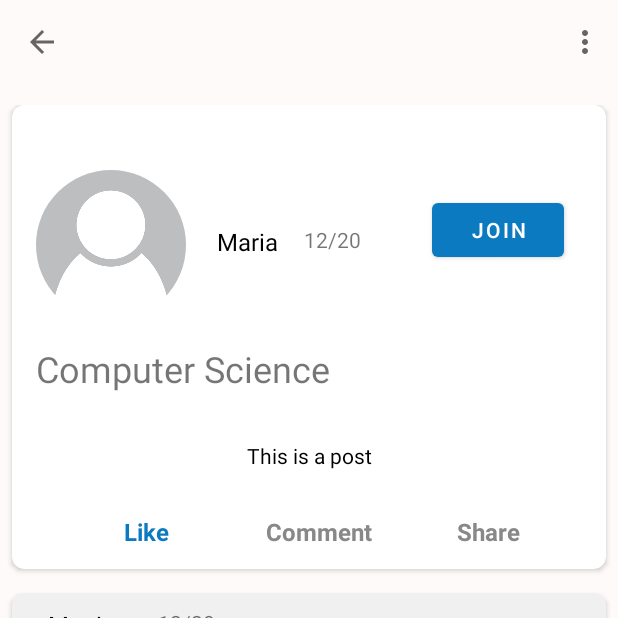
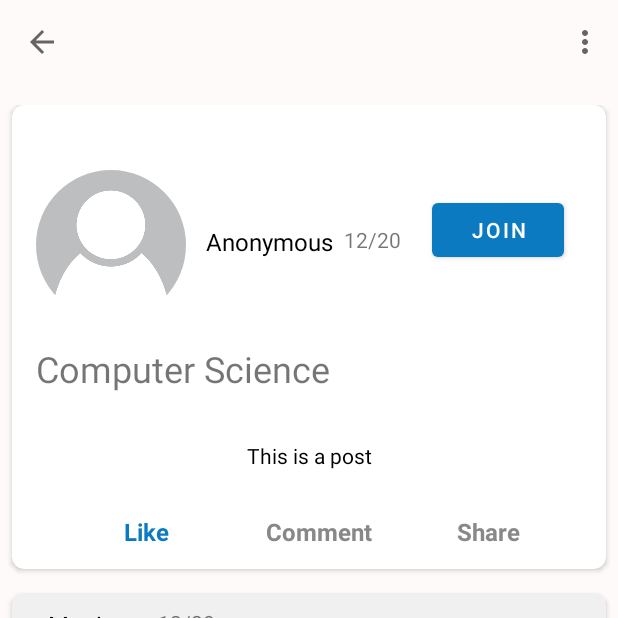
Before and after one commit to ctc-uci/justice-for-families-android, an Android app: the ViewPostActivity screen opened directly, with no data from a screen before it, after a tap on "Comment", on a phone screen of 412 x 824 dp, the top half of it. Run offline under Robolectric (Android 15) with nearby library versions, the phone set to English and light mode, and no system bars; our stand-ins replace CircleImageView; 1 other tap on this screen came first.

Commit message:
Refactor numAdapter into own file

```diff
--- a/app/src/main/java/com/example/justice4families/PostViewModel.kt
+++ b/app/src/main/java/com/example/justice4families/PostViewModel.kt
@@ -9,11 +9,10 @@ class PostViewModel : ViewModel(){
     private val items = mutableListOf(
             //place holders
             Post(
-                "Maria",
+                "Anonymous",
                 null,
                 "Computer Science",
                 "12/20",
-                "Test",
                 "This is a post"
             )
         ,
--- a/app/src/main/java/com/example/justice4families/ViewPostAdapter.kt
+++ b/app/src/main/java/com/example/justice4families/ViewPostAdapter.kt
@@ -71,7 +71,7 @@ class commentsViewHolder(itemView: View): RecyclerView.ViewHolder(itemView){
     }
 }
 
-class postViewHolder(val context: Context, itemView: View, val bottomSheetBehavior: BottomSheetBehavior<ConstraintLayout>): RecyclerView.ViewHolder(itemView){
+class postViewHolder(val context: Context, itemView: View, val bottomSheetBehavior: BottomSheetBehavior<ConstraintLayout>?): RecyclerView.ViewHolder(itemView){
     private val username: TextView = itemView.findViewById(R.id.post_username)
     private val timeStamp: TextView = itemView.findViewById(R.id.post_timestamp)
     private val postContent: TextView = itemView.findViewById(R.id.post_content)
@@ -100,7 +100,7 @@ class postViewHolder(val context: Context, itemView: View, val bottomSheetBehavi
         }
 
         comment.setOnClickListener {
-            bottomSheetBehavior.state = BottomSheetBehavior.STATE_EXPANDED
+            bottomSheetBehavior?.state = BottomSheetBehavior.STATE_EXPANDED
         }
 
         join.setOnClickListener {
--- a/app/src/main/java/com/example/justice4families/model/Post.kt
+++ b/app/src/main/java/com/example/justice4families/model/Post.kt
@@ -7,6 +7,5 @@ data class Post (
     val imageUri: Uri?,
     val topicHeadline: String?,
     val timeStamp: String?,
-    val postTitle: String?,
     val postText: String?
 )
```
Also changed, not shown: app/src/main/java/com/example/justice4families/MainActivity.kt (+0 -27 lines), app/src/main/java/com/example/justice4families/NumAdapter.kt (added, +33 -0 lines), app/src/main/res/layout/activity_main.xml (+8 -4 lines).
